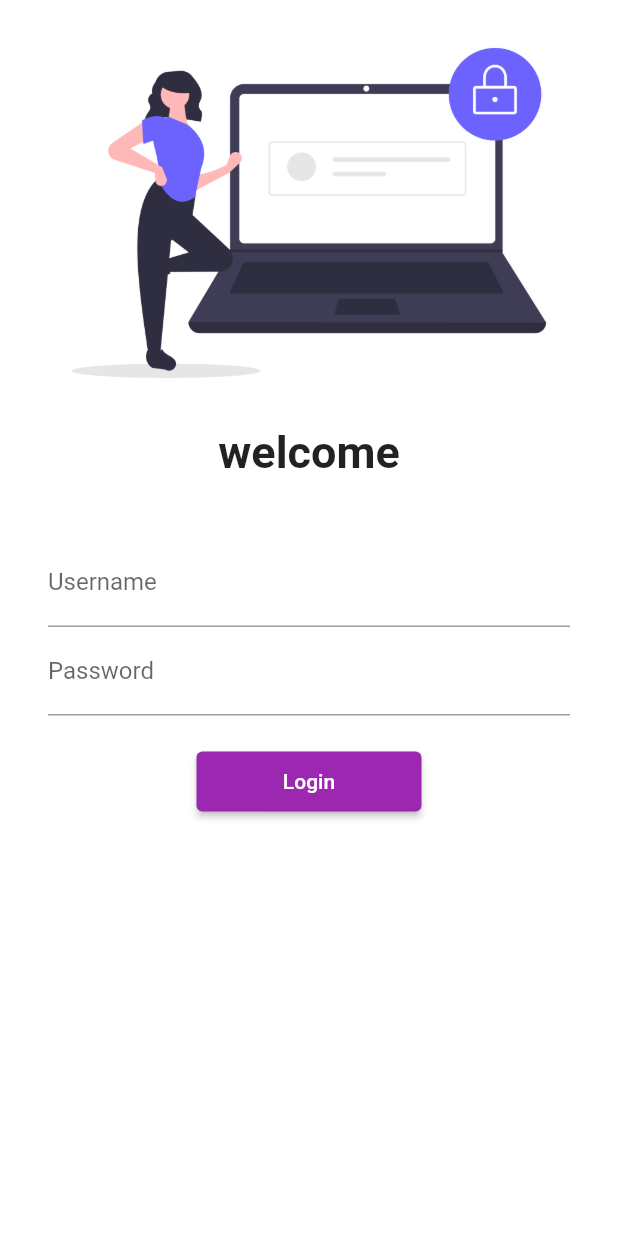
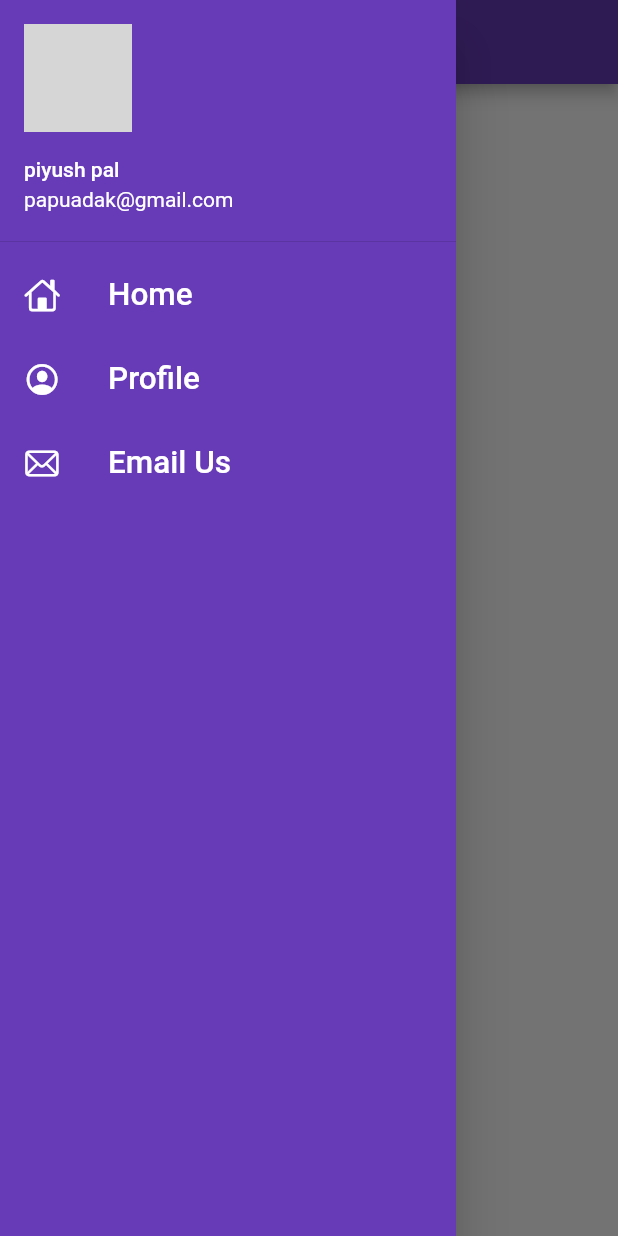
Before and after one commit to Pijush2003/Tutpur, a Flutter app: the screen it shows after launch, with the side drawer open (before the commit the screen has no drawer), on a phone screen of 412 x 824 dp. Run offline on Flutter 3.47's test engine with Material 2 defaults, Android fonts, the phone set to English and light mode, and no system bars; network calls fail; grey boxes are pictures that could not be loaded.

Commit message:
day9 completed

```diff
--- a/lib/home_page.dart
+++ b/lib/home_page.dart
@@ -1,4 +1,5 @@
 import 'package:flutter/material.dart';
+import 'package:flutter_demo/widgets/drawer.dart';
 
 class HomePage extends StatelessWidget {
   int days = 1;
@@ -15,7 +16,7 @@ class HomePage extends StatelessWidget {
           child: Text("Welcome to $name day $days"),
         ),
       ),
-      drawer: Drawer(),
+      drawer: MyDrawer(),
     );
   }
 }
--- a/lib/main.dart
+++ b/lib/main.dart
@@ -16,13 +16,14 @@ class DemoApp extends StatelessWidget {
       //home: HomePage(),
       themeMode: ThemeMode.light,
       theme: ThemeData(
-        primarySwatch: Colors.purple,
+        primarySwatch: Colors.deepPurple,
       ),
       darkTheme: ThemeData(
         brightness: Brightness.dark,
       ),
+      initialRoute: MyRoutes.HomePage,
       routes: {
-        "/": (context) => LoginPage(),
+        "": (context) => LoginPage(),
         MyRoutes.HomePage: (context) => HomePage(),
         MyRoutes.LoginPage: (context) => LoginPage()
       },
--- /dev/null
+++ b/lib/widgets/drawer.dart
@@ -0,0 +1,66 @@
+import 'package:flutter/cupertino.dart';
+import 'package:flutter/material.dart';
+
+class MyDrawer extends StatelessWidget {
+  const MyDrawer({super.key});
+
+  @override
+  Widget build(BuildContext context) {
+    final imageUrl =
+        "https://media.gettyimages.com/id/1092003340/photo/union-finance-minister-piyush-goyal-gestures-during-a-press-conference-on-interim-budget-2019.jpg?s=612x612&w=gi&k=20&c=8cvL0rdPmSmJd_G-InK4uR7sZZkpJ4y9Zorlr0242as=";
+    return Drawer(
+      child: Container(
+        color: Colors.deepPurple,
+        child: ListView(
+          padding: EdgeInsets.zero,
+          children: [
+            DrawerHeader(
+              padding: EdgeInsets.zero,
+              child: UserAccountsDrawerHeader(
+                margin: EdgeInsets.zero,
+                accountName: Text("piyush pal"),
+                accountEmail: Text("papuadak@gmail.com"),
+                currentAccountPicture: CircleAvatar(
+                  backgroundImage: NetworkImage(imageUrl),
+                ),
+              ),
+            ),
+            ListTile(
+              leading: Icon(
+                CupertinoIcons.home,
+                color: Colors.white,
+              ),
+              title: Text(
+                "Home",
+                textScaleFactor: 1.5,
+                style: TextStyle(color: Colors.white),
+              ),
+            ),
+            ListTile(
+              leading: Icon(
+                CupertinoIcons.profile_circled,
+                color: Colors.white,
+              ),
+              title: Text(
+                "Profile",
+                textScaleFactor: 1.5,
+                style: TextStyle(color: Colors.white),
+              ),
+            ),
+            ListTile(
+              leading: Icon(
+                CupertinoIcons.mail,
+                color: Colors.white,
+              ),
+              title: Text(
+                "Email Us",
+                textScaleFactor: 1.5,
+                style: TextStyle(color: Colors.white),
+              ),
+            )
+          ],
+        ),
+      ),
+    );
+  }
+}
```
Also changed, not shown: lib/login_page.dart (+86 -11 lines).
